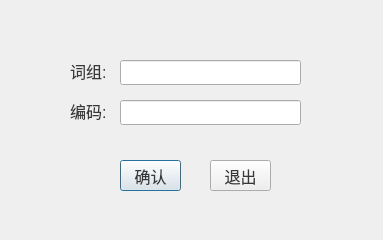
Before: the Qt Designer form src/panel/src/usrgenworddialog.ui in GXDE-OS/freewb, drawn with Qt 5.
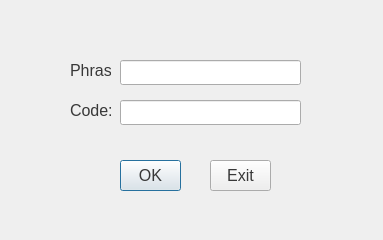
After: the same form once the commit is applied.

The edit to the form file:
```diff
--- a/src/panel/src/usrgenworddialog.ui
+++ b/src/panel/src/usrgenworddialog.ui
@@ -108,7 +108,7 @@
     <string notr="true">color: rgb(56, 56, 56);</string>
    </property>
    <property name="text">
-    <string>词组:</string>
+    <string>Phrase:</string>
    </property>
   </widget>
   <widget class="QLabel" name="label_4">
@@ -134,7 +134,7 @@
     <enum>QFrame::Plain</enum>
    </property>
    <property name="text">
-    <string>编码:</string>
+    <string>Code:</string>
    </property>
   </widget>
   <widget class="QPushButton" name="btnOk">
@@ -155,7 +155,7 @@
     <string notr="true">color: rgb(56, 56, 56);</string>
    </property>
    <property name="text">
-    <string>确认</string>
+    <string>OK</string>
    </property>
   </widget>
   <widget class="QPushButton" name="btnExit">
@@ -176,7 +176,7 @@
     <string notr="true">color: rgb(56, 56, 56);</string>
    </property>
    <property name="text">
-    <string>退出</string>
+    <string>Exit</string>
    </property>
   </widget>
  </widget>
```
Left out of the diff: 2 changed lines with no effect on the pictures.
